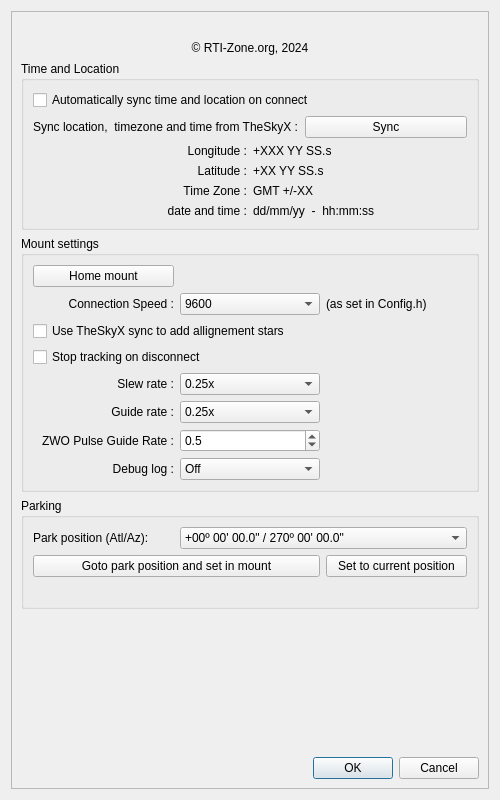
rpineau/OnStep, file OnStep.ui: the form before one commit.
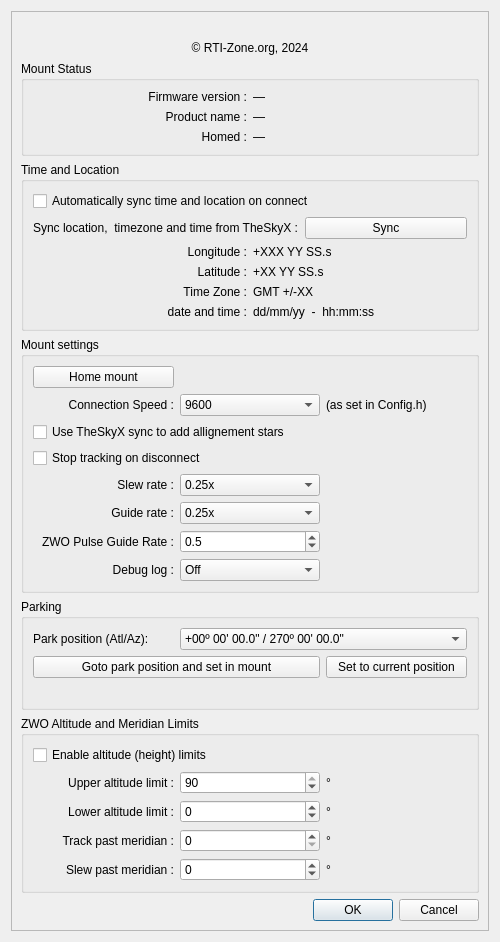
The form after the commit. Icons and pictures are not drawn. Custom widgets are drawn as their Qt base class.

Patch:
```diff
--- a/OnStep.ui
+++ b/OnStep.ui
@@ -53,7 +53,67 @@
        </widget>
       </item>
       <item>
-       <widget class="QGroupBox" name="groupBox">
+       <widget class="QGroupBox" name="groupBox_zwoInfo">
+        <property name="title">
+         <string>Mount Status</string>
+        </property>
+        <layout class="QGridLayout" name="zwoInfoGrid">
+         <item row="0" column="0">
+          <widget class="QLabel" name="label_zwoFirmwareCaption">
+           <property name="text">
+            <string>Firmware version :</string>
+           </property>
+           <property name="alignment">
+            <set>Qt::AlignRight|Qt::AlignTrailing|Qt::AlignVCenter</set>
+           </property>
+          </widget>
+         </item>
+         <item row="0" column="1">
+          <widget class="QLabel" name="label_zwoFirmwareValue">
+           <property name="text">
+            <string>—</string>
+           </property>
+          </widget>
+         </item>
+         <item row="1" column="0">
+          <widget class="QLabel" name="label_zwoProductCaption">
+           <property name="text">
+            <string>Product name :</string>
+           </property>
+           <property name="alignment">
+            <set>Qt::AlignRight|Qt::AlignTrailing|Qt::AlignVCenter</set>
+           </property>
+          </widget>
+         </item>
+         <item row="1" column="1">
+          <widget class="QLabel" name="label_zwoProductValue">
+           <property name="text">
+            <string>—</string>
+           </property>
+          </widget>
+         </item>
+         <item row="2" column="0">
+          <widget class="QLabel" name="label_zwoHomedCaption">
+           <property name="text">
+            <string>Homed :</string>
+           </property>
+           <property name="alignment">
+            <set>Qt::AlignRight|Qt::AlignTrailing|Qt::AlignVCenter</set>
+           </property>
+          </widget>
+         </item>
+         <item row="2" column="1">
+          <widget class="QLabel" name="label_zwoHomedValue">
+           <property name="text">
+            <string>—</string>
+           </property>
+          </widget>
+         </item>
+        </layout>
+       </widget>
+      </item>
+      <item>
+       <widget class="QGroupBox" name="groupBox_timeLocation">
         <property name="title">
          <string>Time and Location</string>
         </property>
@@ -461,6 +521,142 @@
         </layout>
        </widget>
       </item>
+      <item>
+       <widget class="QGroupBox" name="groupBox_zwoAdvanced">
+        <property name="title">
+         <string>ZWO Altitude and Meridian Limits</string>
+        </property>
+        <layout class="QGridLayout" name="zwoAdvancedGrid">
+         <item row="0" column="0" colspan="3">
+          <widget class="QCheckBox" name="checkBox_zwoHeightLimitsEnabled">
+           <property name="text">
+            <string>Enable altitude (height) limits</string>
+           </property>
+          </widget>
+         </item>
+         <item row="1" column="0">
+          <widget class="QLabel" name="label_zwoHeightLimitUpper">
+           <property name="text">
+            <string>Upper altitude limit :</string>
+           </property>
+           <property name="alignment">
+            <set>Qt::AlignRight|Qt::AlignTrailing|Qt::AlignVCenter</set>
+           </property>
+          </widget>
+         </item>
+         <item row="1" column="1">
+          <widget class="QSpinBox" name="spinBox_zwoHeightLimitUpper">
+           <property name="minimum">
+            <number>0</number>
+           </property>
+           <property name="maximum">
+            <number>90</number>
+           </property>
+           <property name="value">
+            <number>90</number>
+           </property>
+          </widget>
+         </item>
+         <item row="1" column="2">
+          <widget class="QLabel" name="label_zwoHeightLimitUpperUnit">
+           <property name="text">
+            <string>°</string>
+           </property>
+          </widget>
+         </item>
+         <item row="2" column="0">
+          <widget class="QLabel" name="label_zwoHeightLimitLower">
+           <property name="text">
+            <string>Lower altitude limit :</string>
+           </property>
+           <property name="alignment">
+            <set>Qt::AlignRight|Qt::AlignTrailing|Qt::AlignVCenter</set>
+           </property>
+          </widget>
+         </item>
+         <item row="2" column="1">
+          <widget class="QSpinBox" name="spinBox_zwoHeightLimitLower">
+           <property name="minimum">
+            <number>-90</number>
+           </property>
+           <property name="maximum">
+            <number>90</number>
+           </property>
+           <property name="value">
+            <number>0</number>
+           </property>
+          </widget>
+         </item>
+         <item row="2" column="2">
+          <widget class="QLabel" name="label_zwoHeightLimitLowerUnit">
+           <property name="text">
+            <string>°</string>
+           </property>
+          </widget>
+         </item>
+         <item row="3" column="0">
+          <widget class="QLabel" name="label_zwoMeridianTrack">
+           <property name="text">
+            <string>Track past meridian :</string>
+           </property>
+           <property name="alignment">
+            <set>Qt::AlignRight|Qt::AlignTrailing|Qt::AlignVCenter</set>
+           </property>
+          </widget>
+         </item>
+         <item row="3" column="1">
+          <widget class="QSpinBox" name="spinBox_zwoMeridianTrack">
+           <property name="minimum">
+            <number>0</number>
+           </property>
+           <property name="maximum">
+            <number>90</number>
+           </property>
+           <property name="value">
+            <number>0</number>
+           </property>
+          </widget>
+         </item>
+         <item row="3" column="2">
+          <widget class="QLabel" name="label_zwoMeridianTrackUnit">
+           <property name="text">
+            <string>°</string>
+           </property>
+          </widget>
+         </item>
+         <item row="4" column="0">
+          <widget class="QLabel" name="label_zwoMeridianSlew">
+           <property name="text">
+            <string>Slew past meridian :</string>
+           </property>
+           <property name="alignment">
+            <set>Qt::AlignRight|Qt::AlignTrailing|Qt::AlignVCenter</set>
+           </property>
+          </widget>
+         </item>
+         <item row="4" column="1">
+          <widget class="QSpinBox" name="spinBox_zwoMeridianSlew">
+           <property name="minimum">
+            <number>-90</number>
+           </property>
+           <property name="maximum">
+            <number>90</number>
+           </property>
+           <property name="value">
+            <number>0</number>
+           </property>
+          </widget>
+         </item>
+         <item row="4" column="2">
+          <widget class="QLabel" name="label_zwoMeridianSlewUnit">
+           <property name="text">
+            <string>°</string>
+           </property>
+          </widget>
+         </item>
+        </layout>
+       </widget>
+      </item>
       <item>
        <spacer name="verticalSpacer">
         <property name="orientation">
```
Left out of the diff: 58 changed lines with no effect on the pictures.
